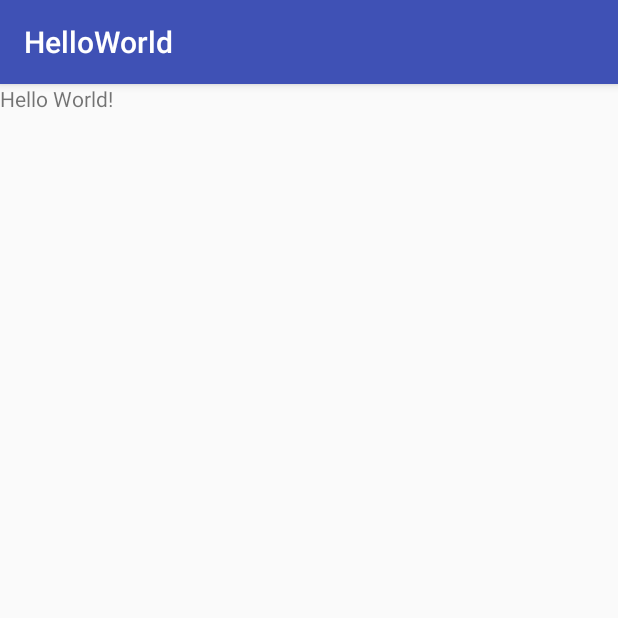
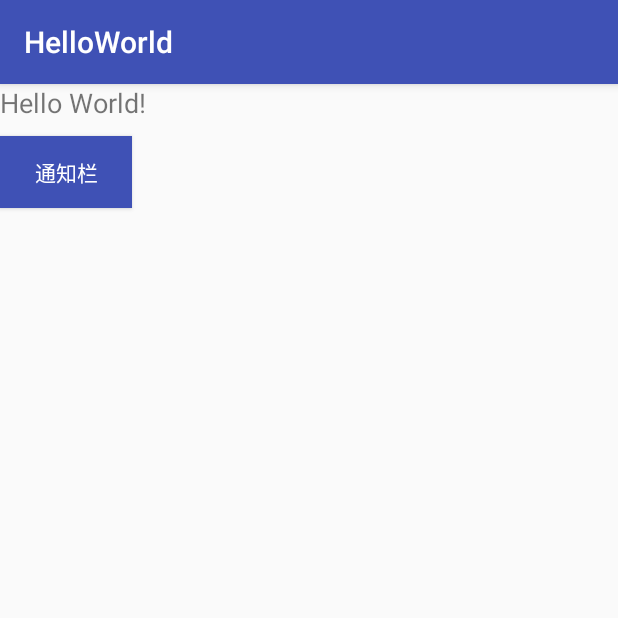
Before and after one commit to justindemo/HelloWorld, an Android app: the screen it shows after launch (MainActivity), on a phone screen of 412 x 824 dp, the top half of it. Run offline under Robolectric (Android 15) with nearby library versions, the phone set to English and light mode, and no system bars; our stand-ins replace ButterKnife.

Commit message:
第二次推送

```diff
--- a/HelloWorld/app/src/main/java/com/xytsz/helloworld/MainActivity.java
+++ b/HelloWorld/app/src/main/java/com/xytsz/helloworld/MainActivity.java
@@ -1,13 +1,34 @@
 package com.xytsz.helloworld;
 
+import android.content.Intent;
+import android.os.Bundle;
 import android.support.v7.app.AppCompatActivity;
-import android.os.Bundle;
+import android.widget.Button;
+import android.widget.TextView;
+
+import butterknife.BindView;
+import butterknife.ButterKnife;
+import butterknife.OnClick;
 
 public class MainActivity extends AppCompatActivity {
+
+    @BindView(R.id.tv)
+    TextView tv;
+    @BindView(R.id.bt)
+    Button bt;
 
     @Override
     protected void onCreate(Bundle savedInstanceState) {
         super.onCreate(savedInstanceState);
         setContentView(R.layout.activity_main);
+        ButterKnife.bind(this);
+
+
+    }
+
+    @OnClick(R.id.bt)
+    public void onViewClicked() {
+        Intent intent = new Intent(this,NewActivity.class);
+        startActivity(intent);
     }
 }
--- a/HelloWorld/app/src/main/res/layout/activity_main.xml
+++ b/HelloWorld/app/src/main/res/layout/activity_main.xml
@@ -5,7 +5,20 @@
     android:layout_height="match_parent">
 
     <TextView
+        android:id="@+id/tv"
+        android:textSize="18sp"
         android:layout_width="wrap_content"
         android:layout_height="wrap_content"
         android:text="Hello World!" />
+
+    <Button
+        android:id="@+id/bt"
+        android:layout_marginTop="10dp"
+        android:text="通知栏"
+        android:textColor="#fff"
+        android:layout_width="wrap_content"
+        android:layout_height="wrap_content"
+        android:layout_below="@id/tv"
+        android:background="@color/bule"
+        />
 </RelativeLayout>
--- a/HelloWorld/app/src/main/res/values/colors.xml
+++ b/HelloWorld/app/src/main/res/values/colors.xml
@@ -1,6 +1,7 @@
 <?xml version="1.0" encoding="utf-8"?>
 <resources>
     <color name="colorPrimary">#3F51B5</color>
+    <color name="bule">#3F51B5</color>
     <color name="colorPrimaryDark">#303F9F</color>
     <color name="colorAccent">#FF4081</color>
 </resources>
```
Also changed, not shown: HelloWorld/app/src/main/java/com/xytsz/helloworld/NewActivity.java (added, +18 -0 lines), HelloWorld/app/src/main/res/layout/activity_new.xml (added, +12 -0 lines).
